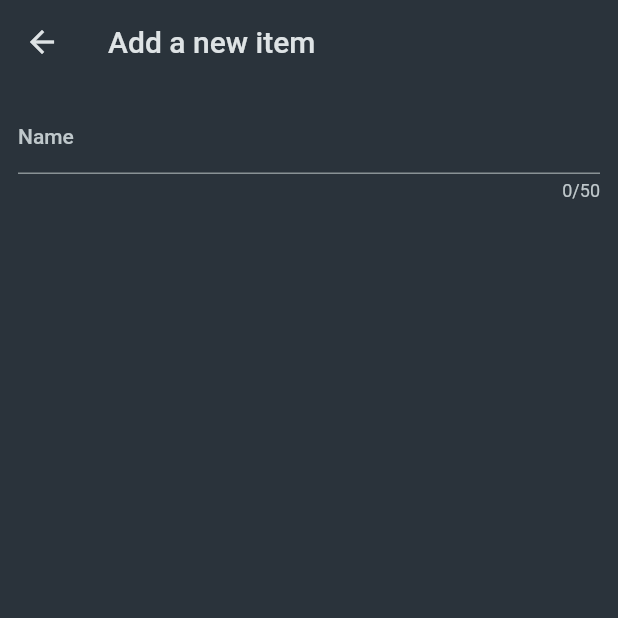
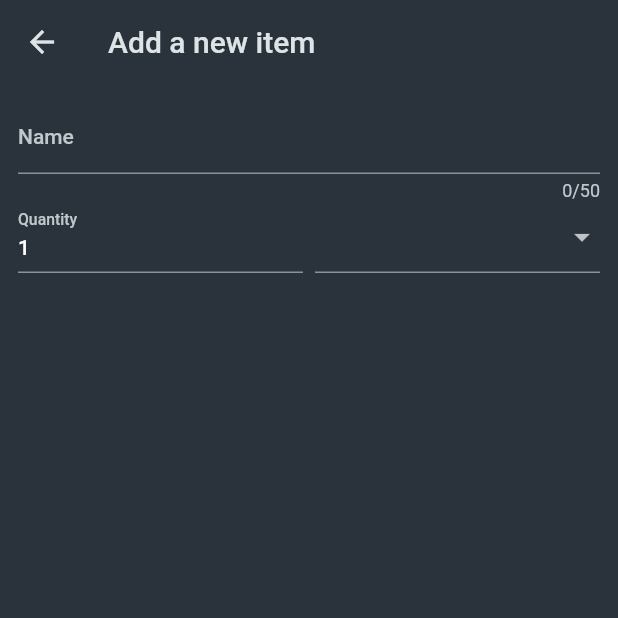
Before and after one commit to purbashis/shoppinglistapp, a Flutter app: the NewItem screen opened directly, on a phone screen of 412 x 824 dp, the top half of it. Run offline on Flutter 3.47's test engine with Material 2 defaults, Android fonts, the phone set to English and light mode, and no system bars.

```diff
--- a/lib/widgets/new_item.dart
+++ b/lib/widgets/new_item.dart
@@ -1,4 +1,5 @@
 import 'package:flutter/material.dart';
+import 'package:shoppinglistapp/data/category.dart';
 
 class NewItem extends StatefulWidget {
   const NewItem({super.key});
@@ -23,13 +24,46 @@ class _NewItemState extends State<NewItem> {
               decoration: InputDecoration(
                 label: Text('Name'),
               ),
-              validator: (value){
-                if(value == null || value.isEmpty){
+              validator: (value) {
+                if (value == null || value.isEmpty) {
                   return 'Please enter a name';
                 }
-                return null;
+                return 'Demo..';
               },
             ),
+            Row(
+              crossAxisAlignment: CrossAxisAlignment.end,
+              children: [
+                Expanded(
+                  child: TextFormField(
+                    decoration: const InputDecoration(
+                      label: Text('Quantity'),
+                    ),
+                    initialValue: '1',
+                  ),
+                ),
+                const SizedBox(width: 8),
+                Expanded(
+                  child: DropdownButtonFormField(items: [
+                    for (final category in categories.entries)
+                      DropdownMenuItem(
+                        value: category.value,
+                        child: Row(children: [
+                          Container(
+                            width: 16,
+                            height: 16,
+                            color: category.value.color,
+                          ),
+                          const SizedBox(
+                            width: 6,
+                          ),
+                          Text(category.value.title),
+                        ]),
+                      )
+                  ], onChanged: (value) {}),
+                )
+              ],
+            )
           ],
         ),
       ),
```
